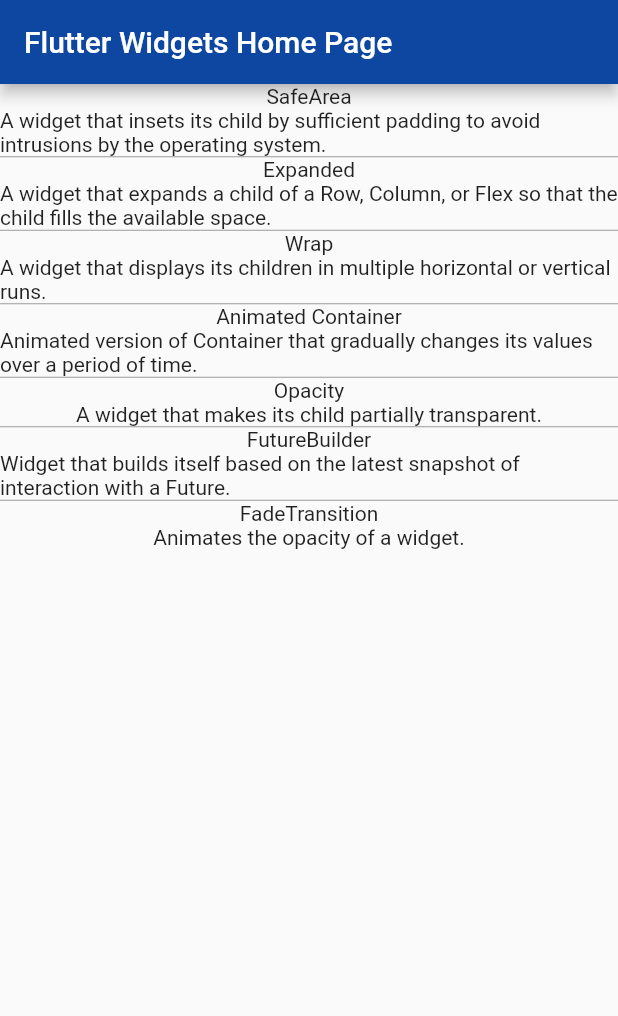
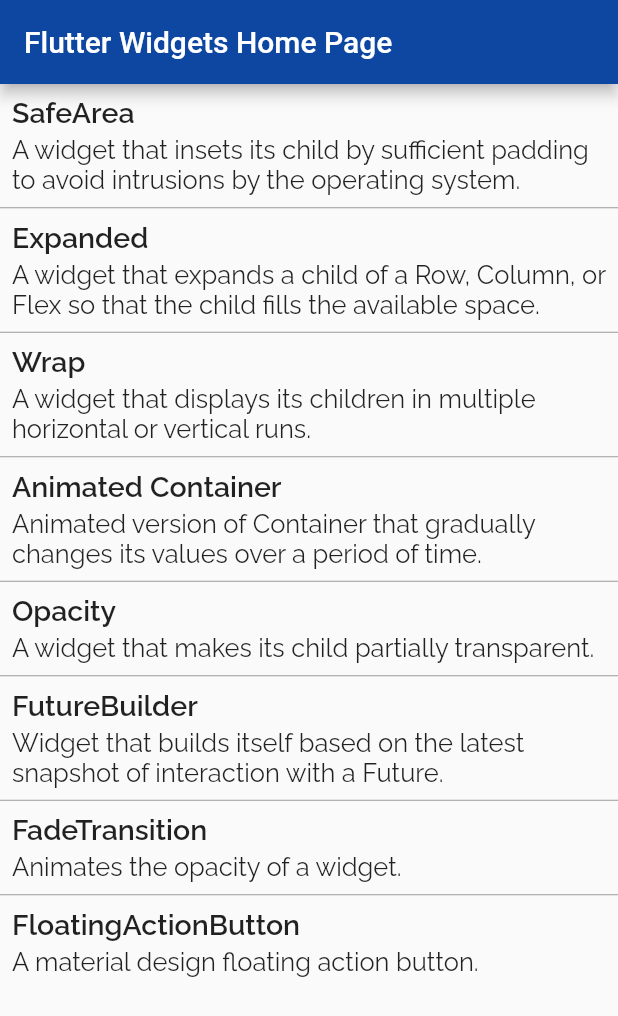
Before and after one commit to plusema86/flutter_widgets_examples, a Flutter app: the screen it shows after launch, on a phone screen of 412 x 824 dp. Shown: the top 1016 px of the screen. Run offline on Flutter 3.47's test engine with Material 2 defaults, Android fonts, the phone set to English and light mode, and no system bars; our stand-ins replace auto_size_text, google_fonts.

Commit message:
* FloatingActionButton * GoogleFonts

```diff
--- a/lib/home_page.dart
+++ b/lib/home_page.dart
@@ -54,9 +54,18 @@
       },
       child: Container(
         child: Column(
+          crossAxisAlignment: CrossAxisAlignment.start,
           children: <Widget>[
-            Text("$title"),
-            Text("$description"),
+            Container(
+              margin:
+                  EdgeInsets.only(left: 8.0, right: 8.0, top: 8.0, bottom: 4.0),
+              child: Text("$title",style: TextStyle(fontSize: 19.0,fontWeight: FontWeight.w600),),
+            ),
+            Container(
+              margin:
+              EdgeInsets.only(left: 8.0, right: 8.0, top: 0.0, bottom: 8.0),
+              child: Text("$description",style: TextStyle(fontSize: 17.0),),
+            ),
           ],
         ),
       ),
--- a/lib/main.dart
+++ b/lib/main.dart
@@ -1,6 +1,7 @@
 import 'package:flutter/material.dart';
 import 'package:flutter_widgets_examples/utils/router.dart' as router;
 import 'package:flutter_widgets_examples/utils/routing_constants.dart';
+import 'package:google_fonts/google_fonts.dart';
 
 void main() => runApp(MyApp());
 
@@ -12,6 +13,9 @@
       title: 'Flutter Widgets Examples',
       theme: ThemeData(
         primaryColor: Colors.blue[900],
+        textTheme: GoogleFonts.ralewayTextTheme(
+          Theme.of(context).textTheme,
+        ),
       ),
       onGenerateRoute: router.generateRoute,
       initialRoute: HOME_PAGE_ROUTE,
--- a/lib/utils/constants.dart
+++ b/lib/utils/constants.dart
@@ -5,3 +5,4 @@
 const OPACITY_DESCRIPTION = "A widget that makes its child partially transparent.";
 const FUTURE_BUILDER_DESCRIPTION = "Widget that builds itself based on the latest snapshot of interaction with a Future.";
 const FADE_TRANSITION_DESCRIPTION = "Animates the opacity of a widget.";
+const FLOATING_ACTION_BUTTON_DESCRIPTION = "A material design floating action button.";
--- a/lib/utils/router.dart
+++ b/lib/utils/router.dart
@@ -3,6 +3,7 @@
 import 'package:flutter_widgets_examples/animated_container_widget/animated_container_page.dart';
 import 'package:flutter_widgets_examples/expanded_widget/expanded_page.dart';
 import 'package:flutter_widgets_examples/fade_transition_widget/fade_transition_page.dart';
+import 'package:flutter_widgets_examples/floating_action_button_widget/floating_action_button_page.dart';
 import 'package:flutter_widgets_examples/future_builder_widget/future_builder_page.dart';
 import 'package:flutter_widgets_examples/home_page.dart';
 import 'package:flutter_widgets_examples/opacity_widget/opacity_page.dart';
@@ -28,6 +29,9 @@
       return MaterialPageRoute(builder: (context) => FutureBuilderPage());
     case FADE_TRANSITION_ROUTE:
       return MaterialPageRoute(builder: (context) => FadeTransitionPage());
+    case FLOATING_ACTION_BUTTON_ROUTE:
+      return MaterialPageRoute(
+          builder: (context) => FloatingActionButtonPage());
     default:
       return MaterialPageRoute(builder: (context) => HomePage());
   }
--- a/lib/utils/routing_constants.dart
+++ b/lib/utils/routing_constants.dart
@@ -6,3 +6,4 @@
 const String OPACITY_ROUTE = 'opacity';
 const String FUTURE_BUILDER_ROUTE = 'future_builder';
 const String FADE_TRANSITION_ROUTE = 'fade_transition';
+const String FLOATING_ACTION_BUTTON_ROUTE = 'floating_action_button';
--- a/lib/utils/routing_utils.dart
+++ b/lib/utils/routing_utils.dart
@@ -15,5 +15,6 @@
     RoutingModel("Opacity", OPACITY_ROUTE, OPACITY_DESCRIPTION),
     RoutingModel("FutureBuilder", FUTURE_BUILDER_ROUTE, FUTURE_BUILDER_DESCRIPTION),
     RoutingModel("FadeTransition", FADE_TRANSITION_ROUTE, FADE_TRANSITION_DESCRIPTION),
+    RoutingModel("FloatingActionButton", FLOATING_ACTION_BUTTON_ROUTE, FLOATING_ACTION_BUTTON_DESCRIPTION),
   ];
 }
--- a/pubspec.yaml
+++ b/pubspec.yaml
@@ -24,6 +24,7 @@
   # Use with the CupertinoIcons class for iOS style icons.
   cupertino_icons: ^0.1.2
   auto_size_text: ^2.1.0
+  google_fonts: ^0.2.0
 
 dev_dependencies:
   flutter_test:
```
Also changed, not shown: lib/floating_action_button_widget/floating_action_button_page.dart (added, +30 -0 lines), 3 other files.
